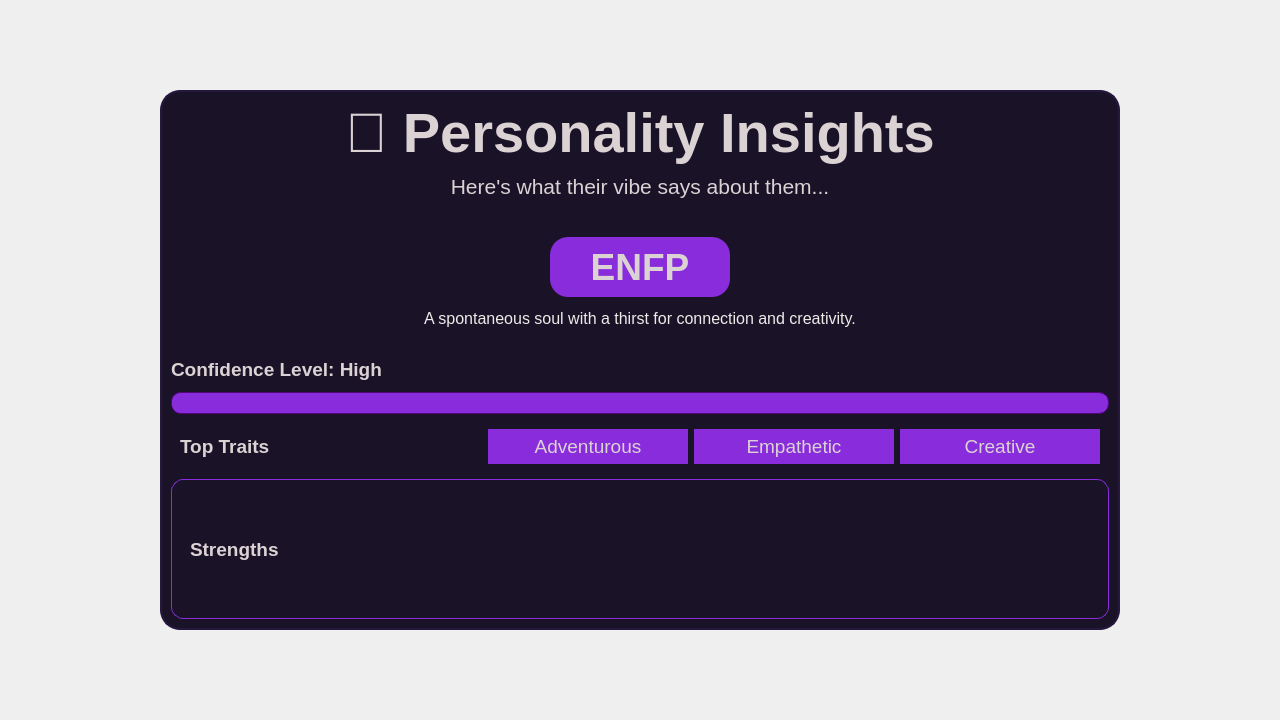
Above: gui/PredictionWindow.ui from Ersatz-xD/VibeSnitch-AI before the change. Below: the same form after it.
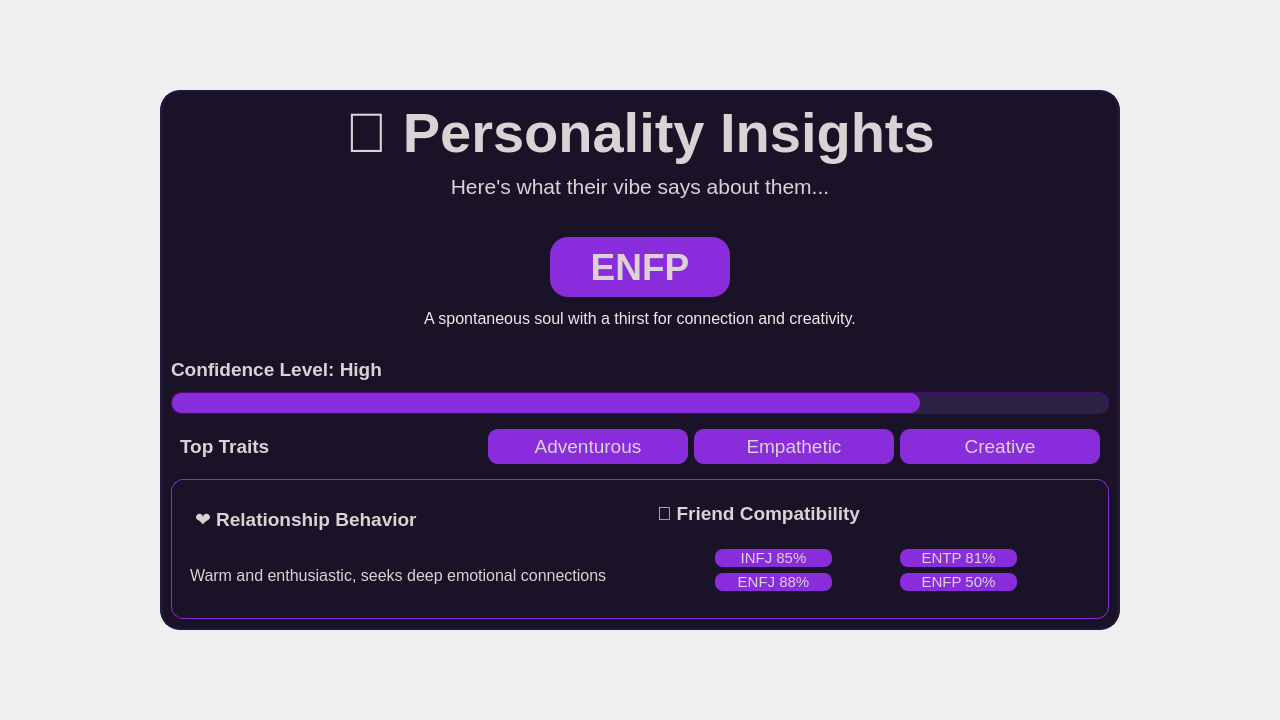
That is the form after the change.

```diff
--- a/gui/PredictionWindow.ui
+++ b/gui/PredictionWindow.ui
@@ -268,7 +268,7 @@
          <string notr="true">QProgressBar {
     border: 1px solid #52057B;
     border-radius: 10px;
-    background-color: #892CDC;
+    background-color: #2d2146;
     height: 20px;
     text-align: center;
 }
@@ -280,7 +280,7 @@
 </string>
         </property>
         <property name="value">
-         <number>90</number>
+         <number>80</number>
         </property>
         <property name="textVisible">
          <bool>false</bool>
@@ -331,7 +331,7 @@
             <string notr="true">
     background-color: #892CDC;
     color: #dbd2d4;
-    border-radius: 30px;
+    border-radius: 10px;
     padding: 6px 12px;
 
 </string>
@@ -362,7 +362,7 @@
             <string notr="true">
     background-color: #892CDC;
     color: #dbd2d4;
-    border-radius: 30px;
+    border-radius: 10px;
     padding: 6px 12px;
 </string>
            </property>
@@ -391,7 +391,7 @@
            <property name="styleSheet">
             <string notr="true">  background-color: #892CDC;
     color: #dbd2d4;
-    border-radius: 30px;
+    border-radius: 10px;
     padding: 6px 12px;
 </string>
            </property>
@@ -441,20 +441,43 @@
            </property>
            <layout class="QVBoxLayout" name="verticalLayout_3">
             <item>
-             <widget class="QLabel" name="lblStrengths">
+             <widget class="QLabel" name="lblRelationship">
               <property name="font">
                <font>
                 <family>Segoe UI</family>
                 <pointsize>14</pointsize>
                 <weight>75</weight>
                 <bold>true</bold>
+               </font>
+              </property>
+              <property name="styleSheet">
+               <string notr="true">QLabel#lblRelationship{
+	color: #dbd2d4;
+    margin-bottom: 6px;
+}
+</string>
+              </property>
+              <property name="text">
+               <string>❤️ Relationship Behavior</string>
+              </property>
+             </widget>
+            </item>
+            <item>
+             <widget class="QLabel" name="lblRelationshipDescription">
+              <property name="font">
+               <font>
+                <family>Segoe UI</family>
+                <pointsize>12</pointsize>
                </font>
               </property>
               <property name="styleSheet">
                <string notr="true">color: #dbd2d4;</string>
               </property>
               <property name="text">
-               <string>Strengths</string>
+               <string>&lt;html&gt;&lt;head/&gt;&lt;body&gt;&lt;p&gt;Warm and enthusiastic, seeks deep emotional connections &lt;/p&gt;&lt;/body&gt;&lt;/html&gt;</string>
+              </property>
+              <property name="wordWrap">
+               <bool>true</bool>
               </property>
              </widget>
             </item>
@@ -462,11 +485,185 @@
           </widget>
          </item>
          <item>
-          <widget class="QWidget" name="Weaknesses" native="true">
+          <widget class="QWidget" name="Compatibility" native="true">
            <property name="styleSheet">
             <string notr="true">
  background-color: transparent;</string>
            </property>
+           <layout class="QVBoxLayout" name="verticalLayout_4">
+            <item>
+             <widget class="QLabel" name="lblCompatibility">
+              <property name="font">
+               <font>
+                <family>Segoe UI</family>
+                <pointsize>14</pointsize>
+                <weight>75</weight>
+                <bold>true</bold>
+               </font>
+              </property>
+              <property name="styleSheet">
+               <string notr="true">QLabel#lblCompatibility{
+	color: #dbd2d4;
+    margin-bottom: 6px;
+}</string>
+              </property>
+              <property name="text">
+               <string>🤝 Friend Compatibility</string>
+              </property>
+             </widget>
+            </item>
+            <item>
+             <widget class="QWidget" name="widget_4" native="true">
+              <property name="sizePolicy">
+               <sizepolicy hsizetype="Preferred" vsizetype="Preferred">
+                <horstretch>0</horstretch>
+                <verstretch>0</verstretch>
+               </sizepolicy>
+              </property>
+              <property name="styleSheet">
+               <string notr="true">margin 0;
+padding 0;</string>
+              </property>
+              <layout class="QGridLayout" name="gridLayout_2">
+               <item row="0" column="0">
+                <widget class="QLabel" name="comp_1">
+                 <property name="minimumSize">
+                  <size>
+                   <width>0</width>
+                   <height>0</height>
+                  </size>
+                 </property>
+                 <property name="maximumSize">
+                  <size>
+                   <width>125</width>
+                   <height>70</height>
+                  </size>
+                 </property>
+                 <property name="font">
+                  <font>
+                   <family>Segoe UI</family>
+                   <pointsize>11</pointsize>
+                   <weight>50</weight>
+                   <bold>false</bold>
+                  </font>
+                 </property>
+                 <property name="styleSheet">
+                  <string notr="true">QLabel{  
+ background-color: #892CDC;
+    color: #dbd2d4;
+    padding: 0px 12px;
+    border-radius: 8px;
+    margin-right: 8px;
+}
+</string>
+                 </property>
+                 <property name="text">
+                  <string>INFJ 85%</string>
+                 </property>
+                 <property name="alignment">
+                  <set>Qt::AlignCenter</set>
+                 </property>
+                </widget>
+               </item>
+               <item row="1" column="0">
+                <widget class="QLabel" name="comp_3">
+                 <property name="minimumSize">
+                  <size>
+                   <width>0</width>
+                   <height>0</height>
+                  </size>
+                 </property>
+                 <property name="maximumSize">
+                  <size>
+                   <width>125</width>
+                   <height>16777215</height>
+                  </size>
+                 </property>
+                 <property name="font">
+                  <font>
+                   <family>Segoe UI</family>
+                   <pointsize>11</pointsize>
+                   <weight>50</weight>
+                   <bold>false</bold>
+                  </font>
+                 </property>
+                 <property name="styleSheet">
+                  <string notr="true">QLabel{  
+ background-color: #892CDC;
+    color: #dbd2d4;
+    padding: 0px 12px;
+    border-radius: 8px;
+    margin-right: 8px;
+}</string>
+                 </property>
+                 <property name="text">
+                  <string>ENFJ 88%</string>
+                 </property>
+                 <property name="alignment">
+                  <set>Qt::AlignCenter</set>
+                 </property>
+                </widget>
+               </item>
+               <item row="0" column="1">
+                <widget class="QLabel" name="comp_2">
+                 <property name="maximumSize">
+                  <size>
+                   <width>125</width>
+                   <height>16777215</height>
+                  </size>
+                 </property>
+                 <property name="font">
+                  <font>
+                   <family>Segoe UI</family>
+                   <pointsize>11</pointsize>
+                  </font>
+                 </property>
+                 <property name="styleSheet">
+                  <string notr="true">QLabel{  
+ background-color: #892CDC;
+    color: #dbd2d4;
+    padding: 0px 12px;
+    border-radius: 8px;
+    margin-right: 8px;
+}</string>
+                 </property>
+                 <property name="text">
+                  <string>ENTP 81%</string>
+                 </property>
+                 <property name="alignment">
+                  <set>Qt::AlignCenter</set>
+                 </property>
+                </widget>
+               </item>
+               <item row="1" column="1">
+                <widget class="QLabel" name="comp_4">
+                 <property name="font">
+                  <font>
+                   <family>Segoe UI</family>
+                   <pointsize>11</pointsize>
+                  </font>
+                 </property>
+                 <property name="styleSheet">
+                  <string notr="true">QLabel{  
+ background-color: #892CDC;
+    color: #dbd2d4;
+    padding: 0px 12px;
+    border-radius: 8px;
+    margin-right: 8px;
+}</string>
+                 </property>
+                 <property name="text">
+                  <string>ENFP 50%</string>
+                 </property>
+                 <property name="alignment">
+                  <set>Qt::AlignCenter</set>
+                 </property>
+                </widget>
+               </item>
+              </layout>
+             </widget>
+            </item>
+           </layout>
           </widget>
          </item>
         </layout>
```
